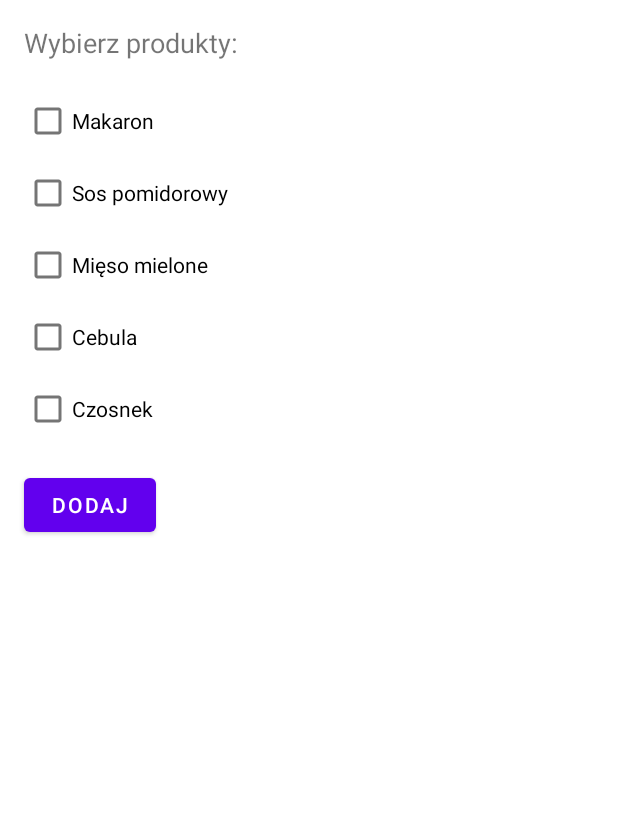
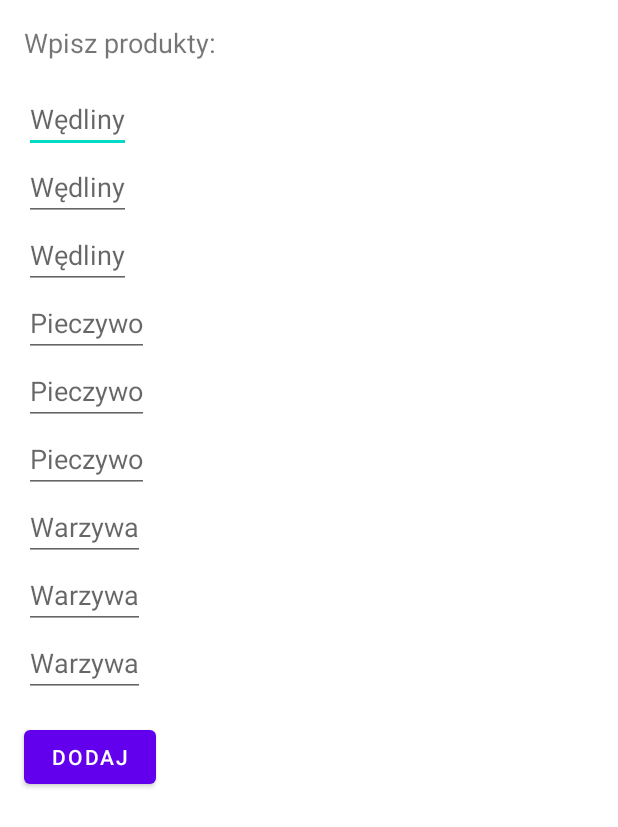
Before and after one commit to TheMajkel01/lista_zakupow, an Android app: the layout add_item.xml on its own in the app's theme, with its tools: preview values and no code run, on a phone screen of 412 x 824 dp. Shown: the top 827 px of the screen. Run offline under Robolectric (Android 15) with nearby library versions, the phone set to English and light mode, and no system bars.

Commit message:
Added edittexts in add_item

```diff
--- a/app/src/main/res/layout/add_item.xml
+++ b/app/src/main/res/layout/add_item.xml
@@ -11,43 +11,71 @@
 
         <TextView
             android:id="@+id/textView"
-            android:text="Wybierz produkty:"
+            android:text="Wpisz produkty:"
             android:textSize="18sp"
             android:layout_margin="16dp"
             android:layout_width="wrap_content"
             android:layout_height="wrap_content"/>
 
-        <CheckBox
+
+        <EditText
             android:id="@+id/checkBox1"
-            android:text="Makaron"
+            android:hint="Wędliny"
             android:layout_marginStart="16dp"
             android:layout_width="wrap_content"
             android:layout_height="wrap_content"/>
 
-        <CheckBox
+        <EditText
             android:id="@+id/checkBox2"
-            android:text="Sos pomidorowy"
+            android:hint="Wędliny"
             android:layout_marginStart="16dp"
             android:layout_width="wrap_content"
             android:layout_height="wrap_content"/>
 
-        <CheckBox
+        <EditText
             android:id="@+id/checkBox3"
-            android:text="Mięso mielone"
+            android:hint="Wędliny"
             android:layout_marginStart="16dp"
             android:layout_width="wrap_content"
             android:layout_height="wrap_content"/>
 
-        <CheckBox
+        <EditText
             android:id="@+id/checkBox4"
-            android:text="Cebula"
+            android:hint="Pieczywo"
+            android:layout_marginStart="16dp"
+            android:layout_width="wrap_content"
+            android:layout_height="wrap_content"/>
+        <EditText
+            android:id="@+id/checkBox5"
+            android:hint="Pieczywo"
             android:layout_marginStart="16dp"
             android:layout_width="wrap_content"
             android:layout_height="wrap_content"/>
 
-        <CheckBox
-            android:id="@+id/checkBox5"
-            android:text="Czosnek"
+        <EditText
+            android:id="@+id/checkBox6"
+            android:hint="Pieczywo"
+            android:layout_marginStart="16dp"
+            android:layout_width="wrap_content"
+            android:layout_height="wrap_content"/>
+
+        <EditText
+            android:id="@+id/checkBox7"
+            android:hint="Warzywa"
+            android:layout_marginStart="16dp"
+            android:layout_width="wrap_content"
+            android:layout_height="wrap_content"/>
+
+        <EditText
+            android:id="@+id/checkBox8"
+            android:hint="Warzywa"
+            android:layout_marginStart="16dp"
+            android:layout_width="wrap_content"
+            android:layout_height="wrap_content"/>
+
+        <EditText
+            android:id="@+id/checkBox9"
+            android:hint="Warzywa"
             android:layout_marginStart="16dp"
             android:layout_width="wrap_content"
             android:layout_height="wrap_content"/>
```
